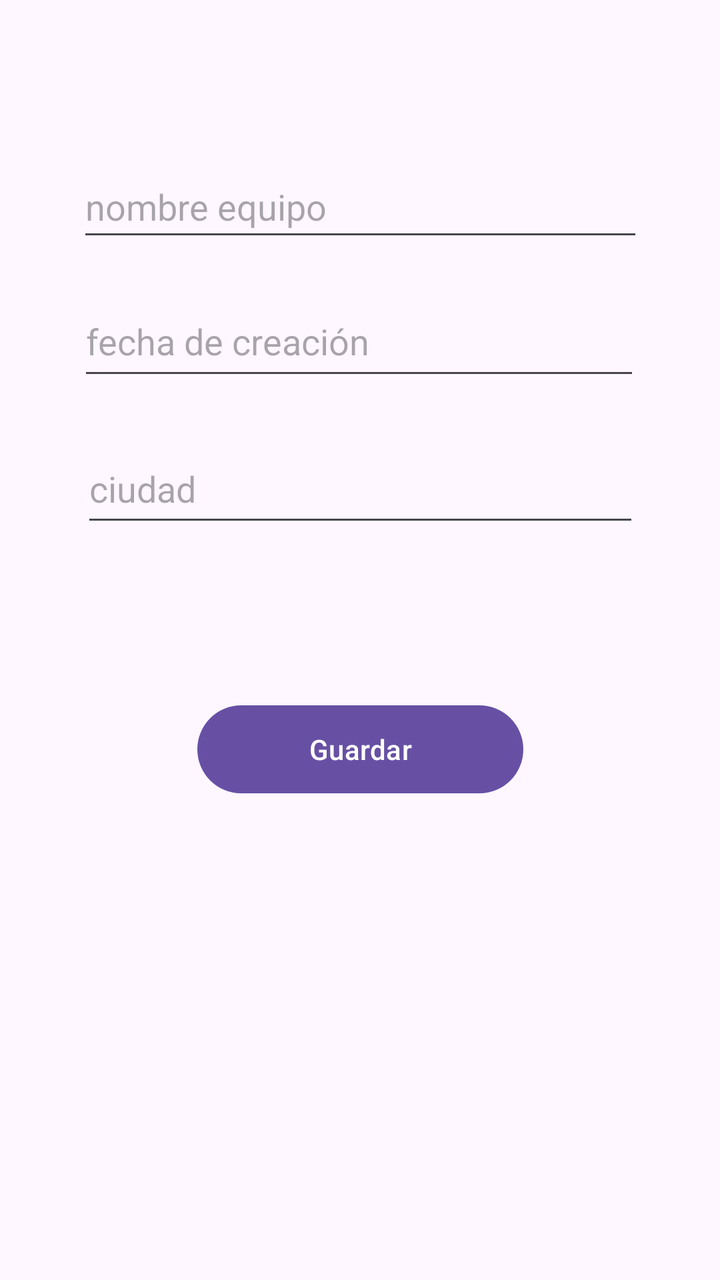
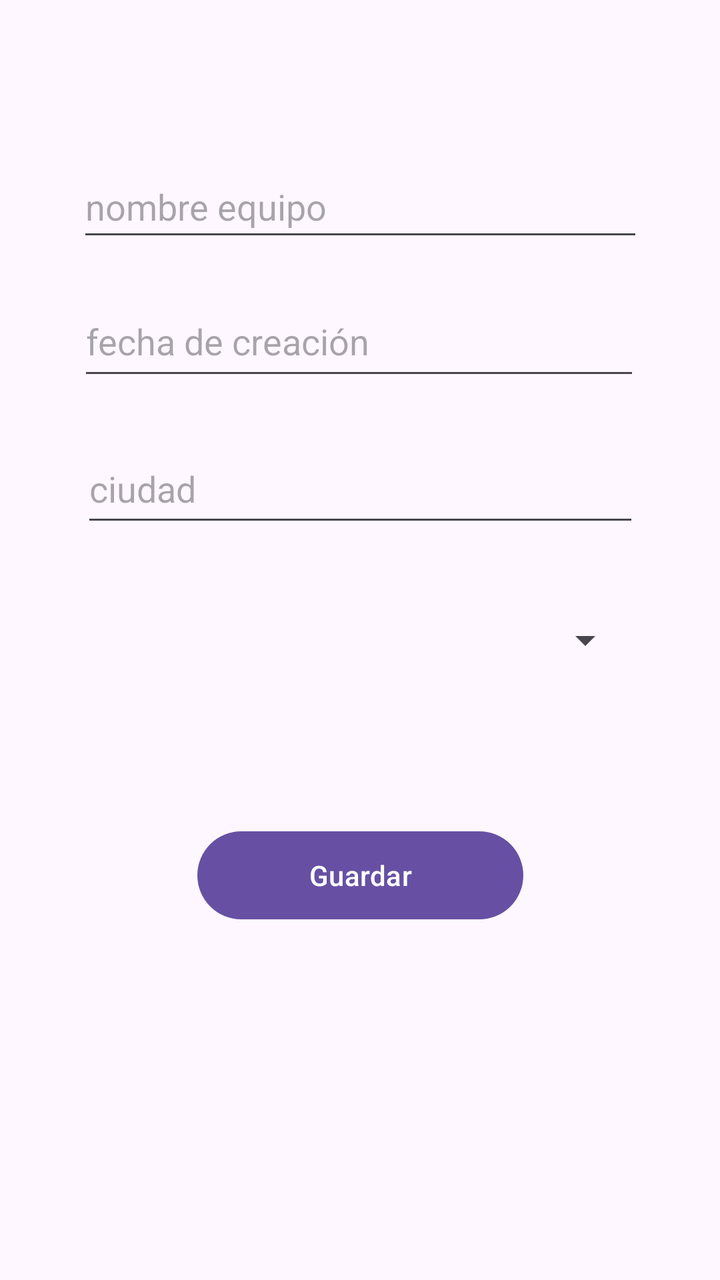

Compare the two renders of this Android layout. The source of the first and the diff that turns it into the second are given below.
<!-- AndroidManifest.xml: application theme Theme.Deber02 -->
<!-- res/layout/activity_beditar_equipo.xml -->
<?xml version="1.0" encoding="utf-8"?>
<androidx.constraintlayout.widget.ConstraintLayout xmlns:android="http://schemas.android.com/apk/res/android"
    xmlns:app="http://schemas.android.com/apk/res-auto"
    xmlns:tools="http://schemas.android.com/tools"
    android:id="@+id/main"
    android:layout_width="match_parent"
    android:layout_height="match_parent"
    tools:context=".activity_beditar_equipo">

    <com.google.android.material.textfield.TextInputEditText
        android:id="@+id/input_nombre_equipo"
        android:layout_width="283dp"
        android:layout_height="48dp"
        android:hint="nombre equipo"
        app:layout_constraintBottom_toBottomOf="parent"
        app:layout_constraintEnd_toEndOf="parent"
        app:layout_constraintStart_toStartOf="parent"
        app:layout_constraintTop_toTopOf="parent"
        app:layout_constraintVertical_bias="0.131" />

    <com.google.android.material.textfield.TextInputEditText
        android:id="@+id/input_fecha_creacion"
        android:layout_width="281dp"
        android:layout_height="52dp"
        android:hint="fecha de creación"
        app:layout_constraintBottom_toBottomOf="parent"
        app:layout_constraintEnd_toEndOf="parent"
        app:layout_constraintHorizontal_bias="0.492"
        app:layout_constraintStart_toStartOf="parent"
        app:layout_constraintTop_toTopOf="parent"
        app:layout_constraintVertical_bias="0.243" />

    <Button
        android:id="@+id/btn_save"
        android:layout_width="163dp"
        android:layout_height="52dp"
        android:text="@string/guardar"
        app:layout_constraintBottom_toBottomOf="parent"
        app:layout_constraintEnd_toEndOf="parent"
        app:layout_constraintStart_toStartOf="parent"
        app:layout_constraintTop_toTopOf="parent"
        app:layout_constraintVertical_bias="0.593" />

    <com.google.android.material.textfield.TextInputEditText
        android:id="@+id/input_ciudad"
        android:layout_width="279dp"
        android:layout_height="51dp"
        android:hint="ciudad"
        app:layout_constraintBottom_toBottomOf="parent"
        app:layout_constraintEnd_toEndOf="parent"
        app:layout_constraintStart_toStartOf="parent"
        app:layout_constraintTop_toTopOf="parent"
        app:layout_constraintVertical_bias="0.369" />

</androidx.constraintlayout.widget.ConstraintLayout>
<!-- resources referenced by this layout -->
<resources>
  <string name="guardar" translatable="false">Guardar</string>
  <style name="Theme.Deber02" parent="Base.Theme.Deber02" />
  <style name="Base.Theme.Deber02" parent="Theme.Material3.DayNight.NoActionBar">
          
          
      </style>
</resources>

<!-- the commit's change to res/layout/activity_beditar_equipo.xml (unified diff, before → after) -->
@@ -39,7 +39,18 @@
         app:layout_constraintEnd_toEndOf="parent"
         app:layout_constraintStart_toStartOf="parent"
         app:layout_constraintTop_toTopOf="parent"
-        app:layout_constraintVertical_bias="0.593" />
+        app:layout_constraintVertical_bias="0.700" />
+
+    <Spinner
+        android:id="@+id/sp_ubiaciones"
+        android:layout_width="273dp"
+        android:layout_height="48dp"
+        app:layout_constraintBottom_toBottomOf="parent"
+        app:layout_constraintEnd_toEndOf="parent"
+        app:layout_constraintStart_toStartOf="parent"
+        app:layout_constraintTop_toTopOf="parent"
+        app:layout_constraintVertical_bias="0.500" />
+
 
     <com.google.android.material.textfield.TextInputEditText
         android:id="@+id/input_ciudad"
@@ -52,4 +63,5 @@
         app:layout_constraintTop_toTopOf="parent"
         app:layout_constraintVertical_bias="0.369" />
 
+
 </androidx.constraintlayout.widget.ConstraintLayout>
